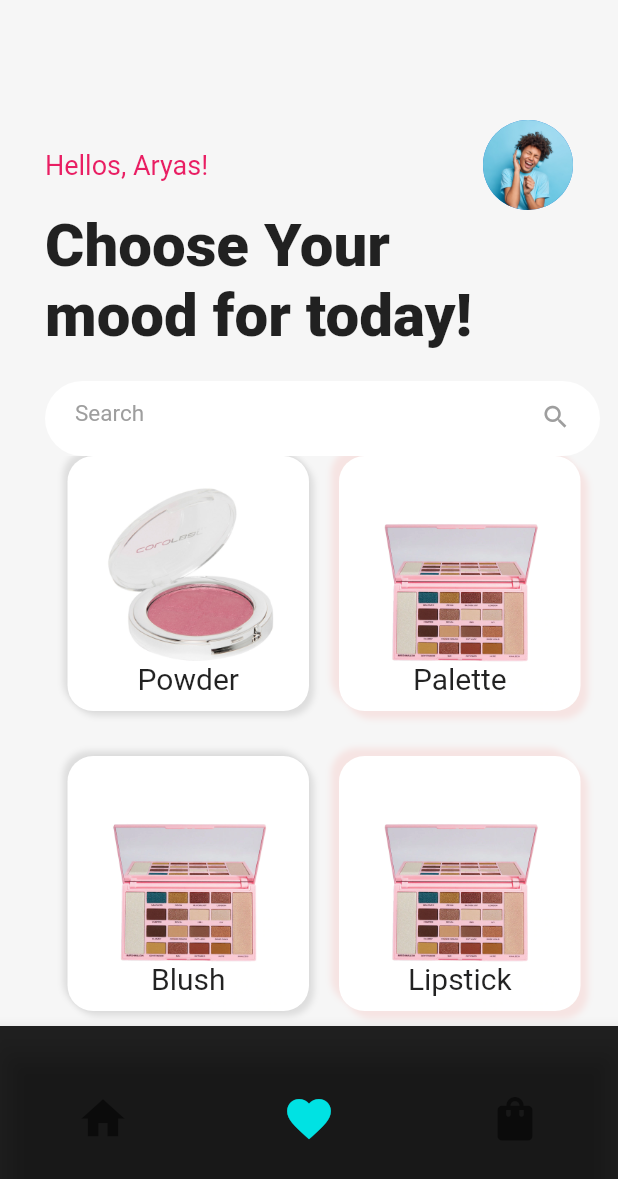
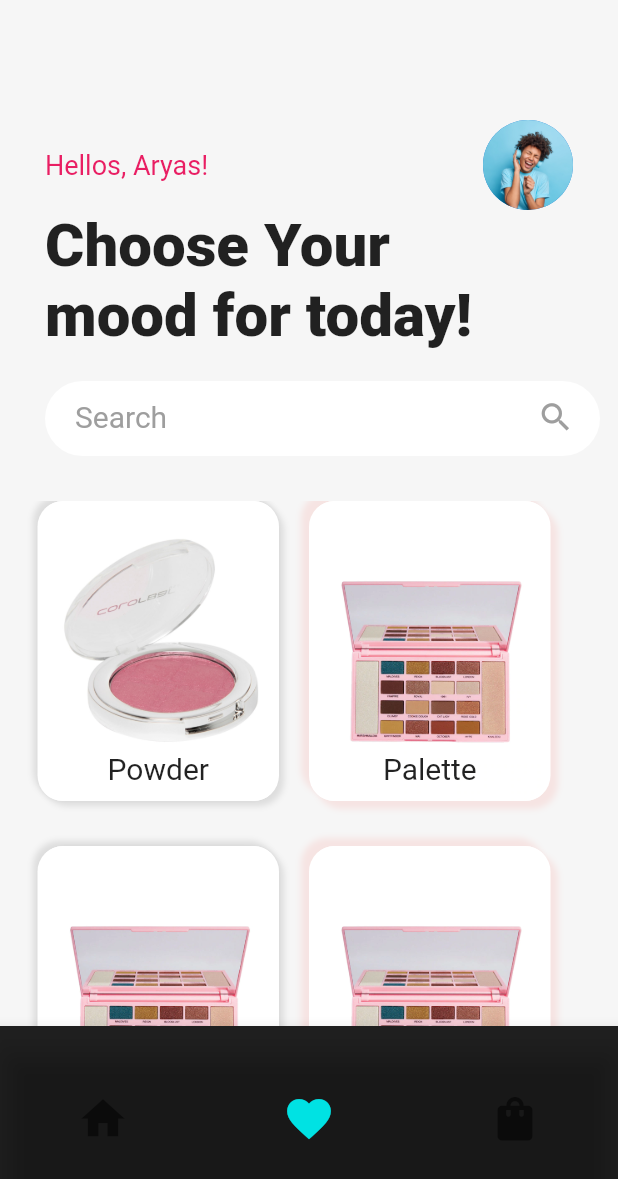
Before and after one commit to naveensinghp/flutter_eshop, a Flutter app: the MyStatefulWidget screen opened directly, item 2 of the bottom bar chosen, on a phone screen of 412 x 824 dp. Shown: the top 1179 px of the screen. Run offline on Flutter 3.47's test engine with Material 2 defaults, Android fonts, the phone set to English and light mode, and no system bars.

Commit message:
no message

```diff
--- a/lib/secondpage.dart
+++ b/lib/secondpage.dart
@@ -135,11 +135,15 @@ List productData = [];
                         child: Icon(
                           Icons.search,
                           color: Colors.grey,
-                          size:20
+                          size:25
                         ),
                       ),
                       hintText: "Search",
-                      hintStyle: TextStyle(fontSize: 15,color: Colors.grey)
+                      hintStyle: TextStyle(
+                        fontSize: 20,
+                        color: Colors.grey
+
+                      )
                     ),
                   )
                 )
@@ -156,6 +160,7 @@ List productData = [];
             //       ),
             //   ],
             // ),
+            const SizedBox(height: 30,),
             Expanded(child: OverflowBox(
               maxWidth: MediaQuery.of(context).size.width,
               child: ListView.builder(
@@ -166,9 +171,9 @@ List productData = [];
                   return Row(
                     children: <Widget>[
                      Container(
-                       height: 170,
+                       height: 200,
                        width: (MediaQuery.of(context).size.width-90)/2,
-                       margin: const EdgeInsets.only(left: 30,bottom: 30),
+                       margin: const EdgeInsets.only(left: 10,bottom: 30),
                        padding: const EdgeInsets.only(bottom: 10),
                        decoration: BoxDecoration(
                          color: Colors.white,
@@ -205,7 +210,7 @@ List productData = [];
                      ),
                      //second Flag
                      Container(
-                       height: 170,
+                       height: 200,
                        width: (MediaQuery.of(context).size.width-90)/2,
                         margin: const EdgeInsets.only(left: 20,bottom: 30),
                        padding: const EdgeInsets.only(bottom: 10),
```
